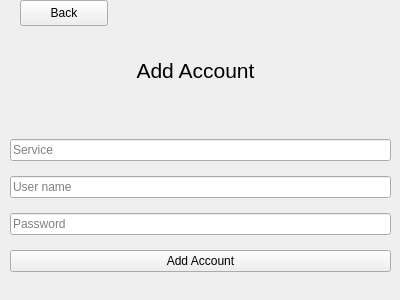
gentlghost/Passkeeper, file ui/add_account.ui: the form before one commit.
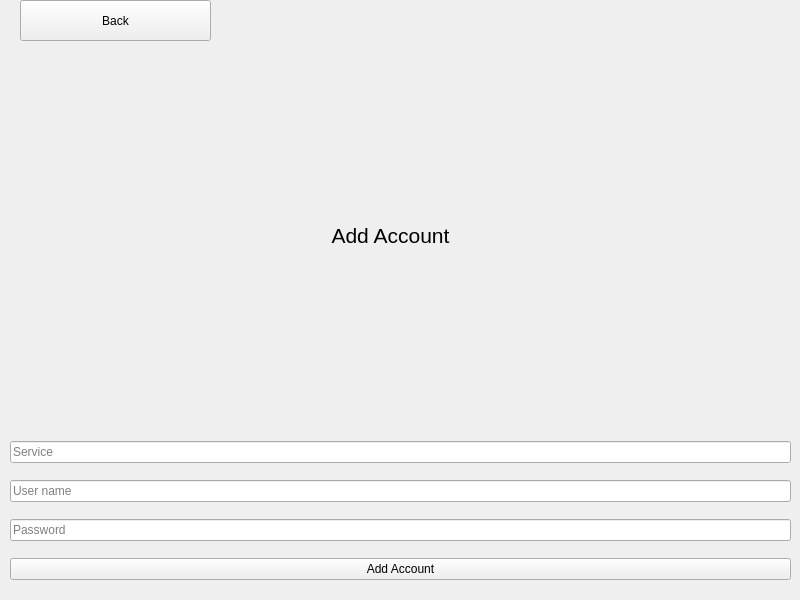
The form after the commit.

```diff
--- a/ui/add_account.ui
+++ b/ui/add_account.ui
@@ -6,8 +6,8 @@
    <rect>
     <x>0</x>
     <y>0</y>
-    <width>400</width>
-    <height>300</height>
+    <width>800</width>
+    <height>600</height>
    </rect>
   </property>
   <property name="windowTitle">
@@ -17,9 +17,9 @@
    <property name="geometry">
     <rect>
      <x>10</x>
-     <y>130</y>
-     <width>381</width>
-     <height>151</height>
+     <y>430</y>
+     <width>781</width>
+     <height>161</height>
     </rect>
    </property>
    <layout class="QVBoxLayout" name="verticalLayout">
@@ -56,10 +56,10 @@
   <widget class="QLabel" name="label">
    <property name="geometry">
     <rect>
-     <x>130</x>
-     <y>50</y>
-     <width>131</width>
-     <height>41</height>
+     <x>275</x>
+     <y>200</y>
+     <width>231</width>
+     <height>71</height>
     </rect>
    </property>
    <property name="font">
@@ -79,8 +79,8 @@
     <rect>
      <x>20</x>
      <y>0</y>
-     <width>88</width>
-     <height>26</height>
+     <width>191</width>
+     <height>41</height>
     </rect>
    </property>
    <property name="text">
```
